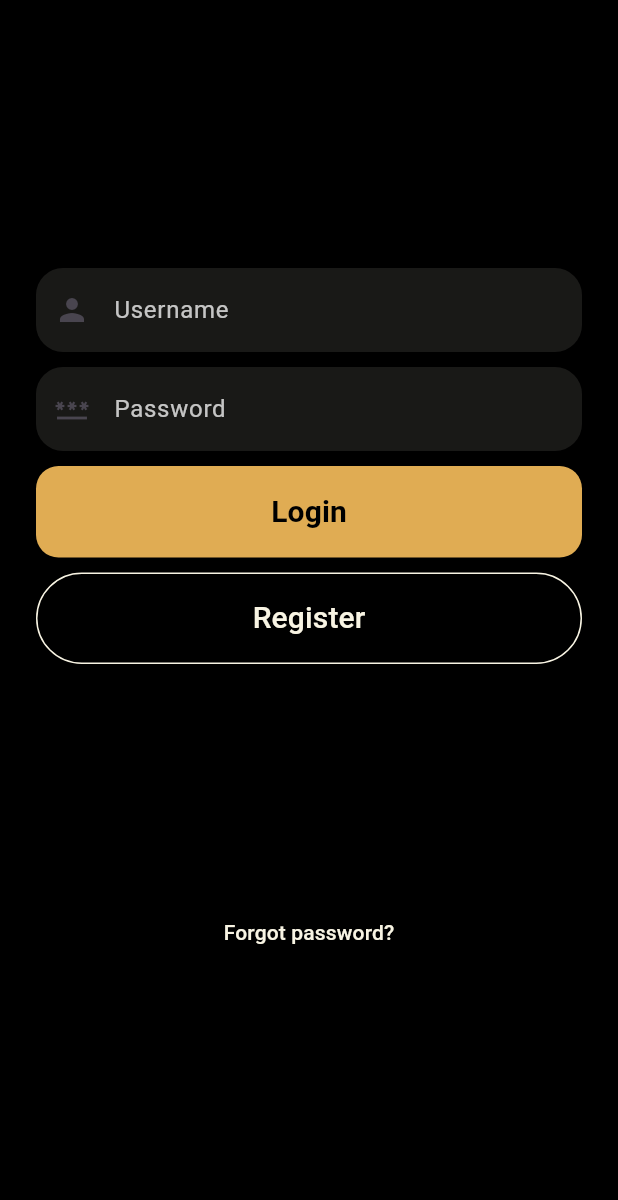
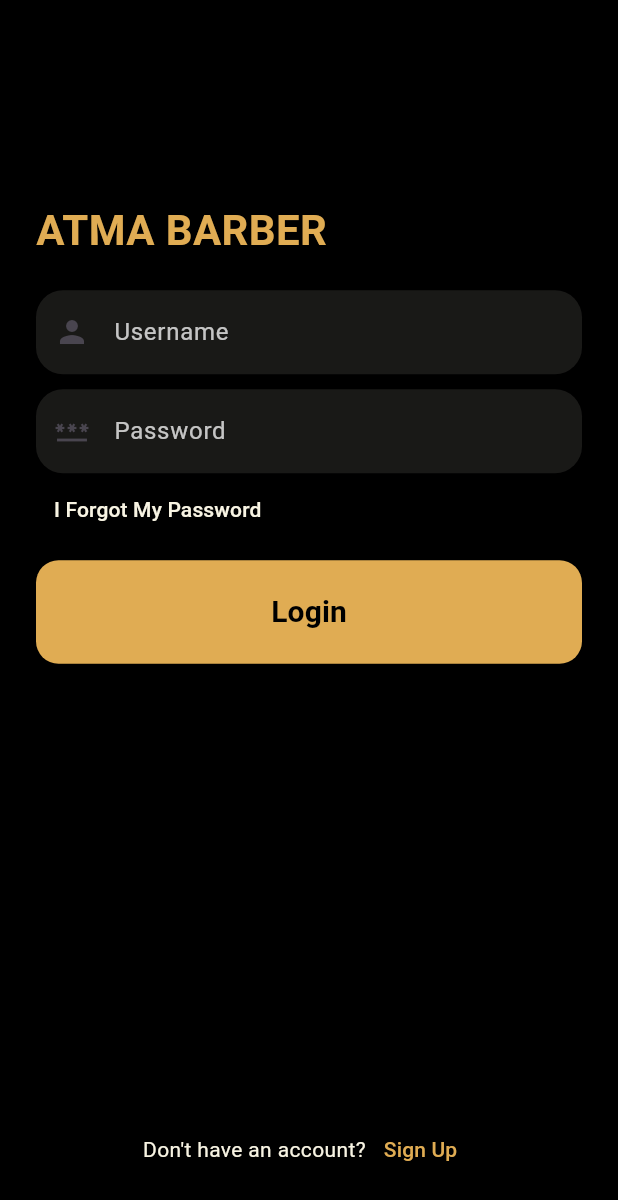
Before and after one commit to THERESIALAMROULI/5_A_Salon, a Flutter app: the screen it shows after launch, on a phone screen of 412 x 824 dp. Shown: the top 1200 px of the screen. Run offline on Flutter 3.47's test engine with Material 3 defaults, Android fonts, the phone set to English and light mode, and no system bars.

Commit message:
Perbaikan View Login

```diff
--- a/lib/View/login.dart
+++ b/lib/View/login.dart
@@ -31,7 +31,7 @@ class _LoginViewState extends State<LoginView> {
               mainAxisAlignment: MainAxisAlignment.spaceEvenly,
               children: [
                 _inputField(),
-                _forgotPassword(context),
+                // _forgotPassword(context),
               ],
             ),
           ),
@@ -46,6 +46,18 @@ class _LoginViewState extends State<LoginView> {
   return Column(
     crossAxisAlignment: CrossAxisAlignment.stretch,
     children: [
+      const SizedBox(height: 100),
+      const Text(
+        "ATMA BARBER",
+        textAlign: TextAlign.left,
+        style: TextStyle(
+          fontSize: 28,
+          fontWeight: FontWeight.bold,
+          color: Color(0xFFE0AC53),
+        ),
+      ),
+      const SizedBox(height: 20),
+
       TextFormField(
         controller: usernameController,
         style: const TextStyle(color: Colors.white),
@@ -68,6 +80,7 @@ class _LoginViewState extends State<LoginView> {
         },
       ),
       const SizedBox(height: 10),
+
       TextFormField(
         controller: passwordController,
         style: const TextStyle(color: Colors.white),
@@ -89,7 +102,22 @@ class _LoginViewState extends State<LoginView> {
           return null;
         },
       ),
+
+      Align(
+        alignment: Alignment.centerLeft,
+        child: TextButton(
+          onPressed: () {
+            //disini tambah forgot password
+          },
+          child: const Text(
+            "I Forgot My Password",
+            style: TextStyle(color: Color.fromRGBO(248, 244, 227, 1)),
+          ),
+        ),
+      ),
+
       const SizedBox(height: 10),
+
       ElevatedButton(
         onPressed: () {
           if (_formKey.currentState!.validate()) {
@@ -113,7 +141,6 @@ class _LoginViewState extends State<LoginView> {
                 );
               }
             } else {
-                // Jika dataForm null
               showDialog(
                 context: context,
                 builder: (_) => AlertDialog(
@@ -137,7 +164,7 @@ class _LoginViewState extends State<LoginView> {
           shape: RoundedRectangleBorder(
             borderRadius: BorderRadius.circular(15)
           ),
-            padding: const EdgeInsets.symmetric(vertical: 16),
+          padding: const EdgeInsets.symmetric(vertical:20),
           backgroundColor: Color(0xFFE0AC53),
         ),
         child: const Text(
@@ -145,34 +172,38 @@ class _LoginViewState extends State<LoginView> {
           style: TextStyle(fontSize: 20, fontWeight: FontWeight.bold, color: Color.fromRGBO(0, 0, 0, 1)),
         ),
       ),
-        const SizedBox(height: 10),
-        ElevatedButton(
+
+      const SizedBox(height: 300),
+      Row(
+        mainAxisAlignment: MainAxisAlignment.center,
+        children: [
+          const Text(
+            "Don't have an account?",
+            style: TextStyle(color: Color(0xFFF8F4E3)),
+          ),
+          TextButton(
             onPressed: () {
               Navigator.push(context, MaterialPageRoute(builder: (_) => const RegisterView(),));
             },
-          style: ElevatedButton.styleFrom(
-            shape: const StadiumBorder(),
-            padding: const EdgeInsets.symmetric(vertical: 16),
-            backgroundColor: Color.fromRGBO(0, 0, 0, 1),
-            side: const BorderSide(color: Color(0xFFF8F4E3)),
+            child: const Text(
+              "Sign Up",
+              style: TextStyle(color: Color(0xFFE0AC53)),
             ),
-          child: const Text(
-            "Register",
-            style: TextStyle(fontSize: 20, color: Color(0xFFF8F4E3)),
           ),
+        ],
       ),
     ],
   );
 }
 
-  Widget _forgotPassword(BuildContext context) {
-    return TextButton(
-      onPressed: () {},
-      child: const Text("Forgot password?",
-        style: TextStyle(color: Color.fromRGBO(248, 244, 227, 1)),
-      ),
-    );
-  }
+  // Widget _forgotPassword(BuildContext context) {
+  //   return TextButton(
+  //     onPressed: () {},
+  //     child: const Text("I Forgot My Password",
+  //       style: TextStyle(color: Color.fromRGBO(248, 244, 227, 1)),
+  //     ),
+  //   );
+  // }
 
   void pushRegister(BuildContext context) {
     Navigator.push(context, MaterialPageRoute(builder: (_) => const RegisterView(),));
```
Lines whose indentation alone changed are shown as unchanged.
